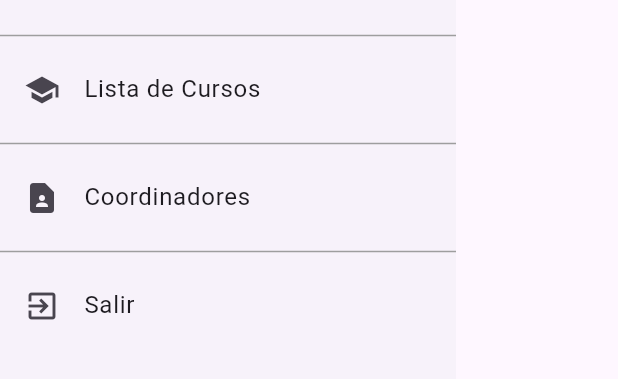
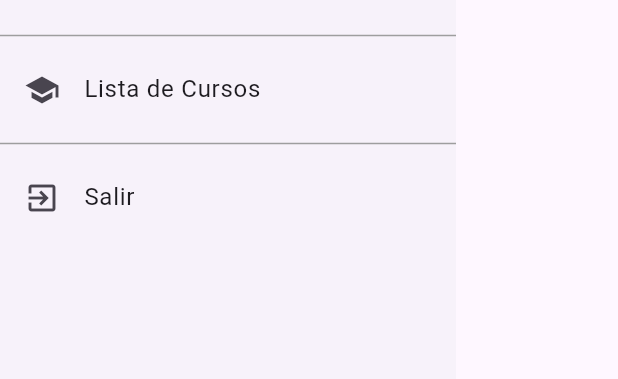
Before and after one commit to Elfabian098/Grupo5, a Flutter app: the NavDrawer widget shown alone on an empty page, opened directly, on a phone screen of 412 x 824 dp, the part 530-909 px from its top. Run offline on Flutter 3.47's test engine with Material 3 defaults, Android fonts, the light colour scheme and no system bars; our stand-ins replace shared_preferences; accounts and stored records are empty; network calls fail.

Commit message:
MAC - Finta de PErfil y eliminación de Coordinadores

```diff
--- a/lib/CambiarContraseña.dart
+++ b/lib/CambiarContraseña.dart
@@ -1,10 +1,10 @@
 import 'package:flutter/material.dart';
-import 'package:shared_preferences/shared_preferences.dart';
 
 
 
 
-class ChangePasswordApp extends StatelessWidget {
+
+class ChangePassword extends StatelessWidget {
   @override
   Widget build(BuildContext context) {
     return MaterialApp(
--- a/lib/NavDrawer.dart
+++ b/lib/NavDrawer.dart
@@ -1,6 +1,5 @@
 import 'package:flutter/material.dart';
 import 'package:shared_preferences/shared_preferences.dart';
-import 'Coordinadores.dart';
 import 'home.dart';
 import 'Perfil.dart';
 import 'Contacto.dart';
@@ -130,18 +129,6 @@ class NavDrawer extends StatelessWidget {
                   color: Colors.grey,
                 ),
                 ListTile(
-                  title: Text("Coordinadores"),
-                  leading: Icon(Icons.contact_page),
-                  onTap: () {
-                    Navigator.of(context).pop();
-                    Navigator.of(context).push(MaterialPageRoute(
-                        builder: (BuildContext context) => CoordinadoresPage()));
-                  },
-                ),
-                Divider(
-                  color: Colors.grey,
-                ),
-                ListTile(
                   title: Text("Salir"),
                   leading: Icon(Icons.exit_to_app),
                   onTap: () {
```
Also changed, not shown: lib/AjustesCuenta.dart (added, +70 -0 lines), lib/Perfil.dart (+13 -1 lines).
